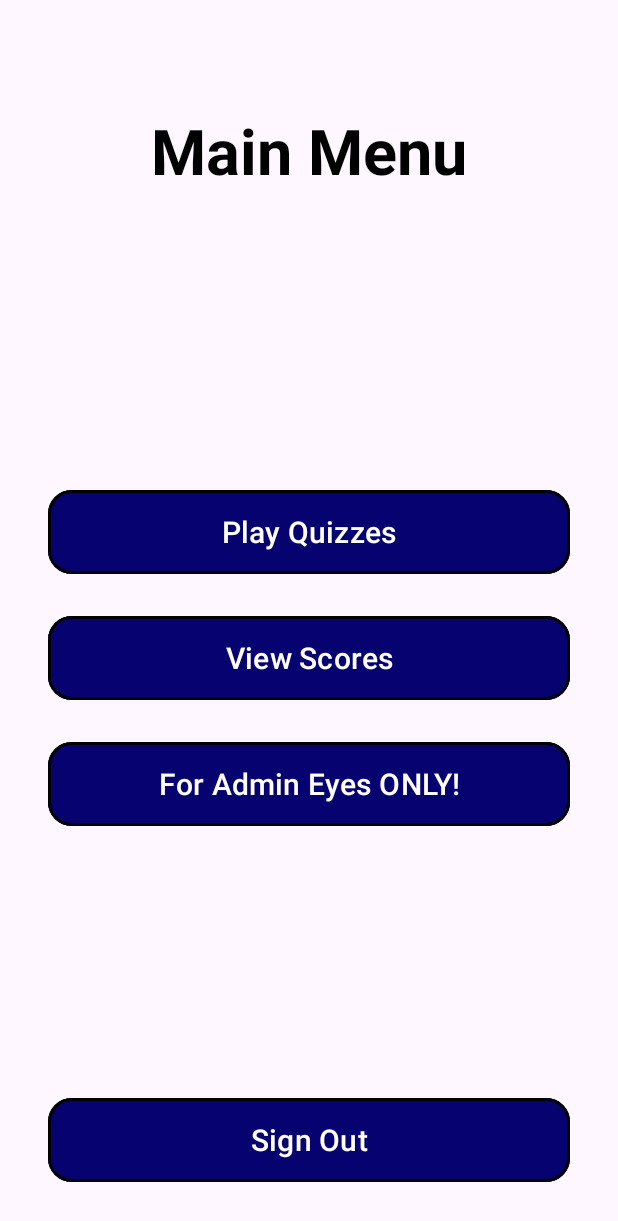
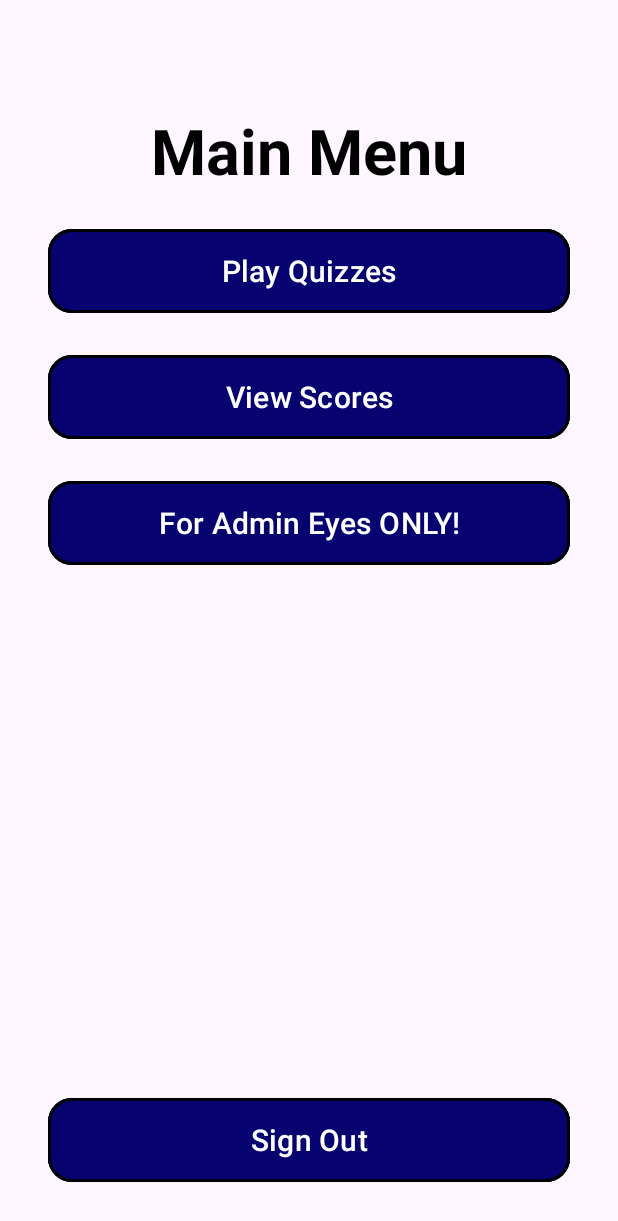
Before and after one commit to CSU-gstew/Quizzy, an Android app: the LandingPage screen opened directly, with no data from a screen before it, on a phone screen of 412 x 824 dp. Shown: the top 1221 px of the screen. Run offline under Robolectric (Android 15) with nearby library versions, the phone set to English and light mode, and no system bars.

Commit message:
Updating the branch with updated master code

```diff
--- a/app/src/main/res/layout/activity_mainmenu.xml
+++ b/app/src/main/res/layout/activity_mainmenu.xml
@@ -3,7 +3,6 @@
     xmlns:app="http://schemas.android.com/apk/res-auto"
     android:layout_width="match_parent"
     android:layout_height="match_parent">
-
 
     <TextView
         android:id="@+id/titleMainMenuTextView"
@@ -74,8 +73,7 @@
         android:elevation="8dp"
         app:layout_constraintStart_toStartOf="parent"
         app:layout_constraintEnd_toEndOf="parent"
-        app:layout_constraintTop_toBottomOf="@id/viewScoresButton"
-        app:layout_constraintBottom_toTopOf="@id/signOutButton" />
+        app:layout_constraintTop_toBottomOf="@id/viewScoresButton" />
 
     <Button
         android:id="@+id/signOutButton"
```
